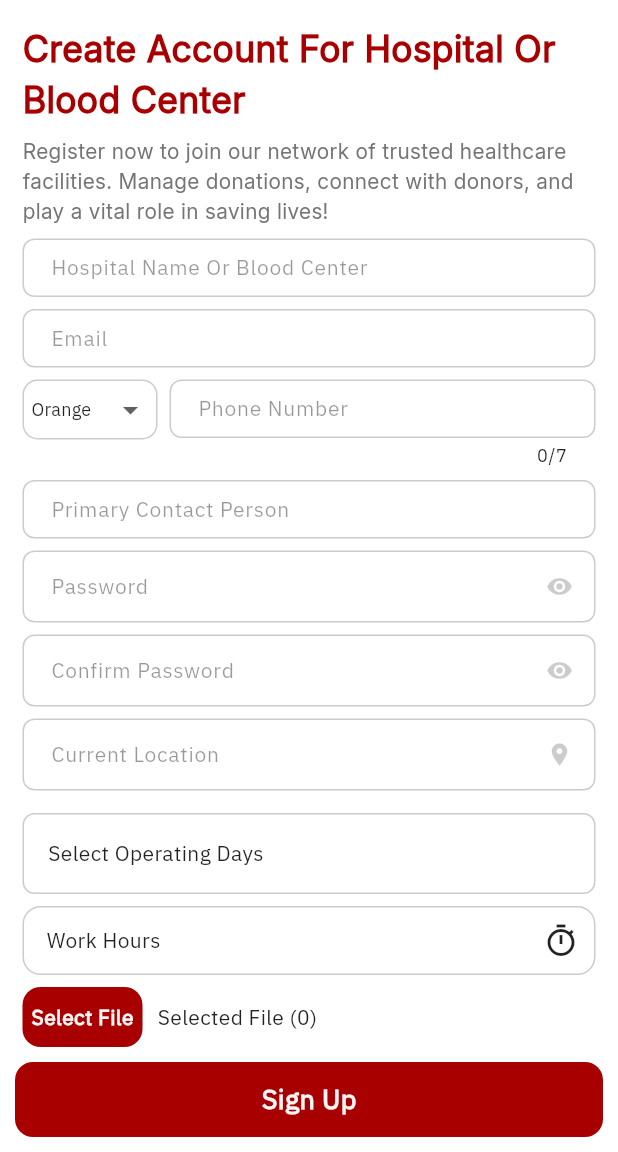
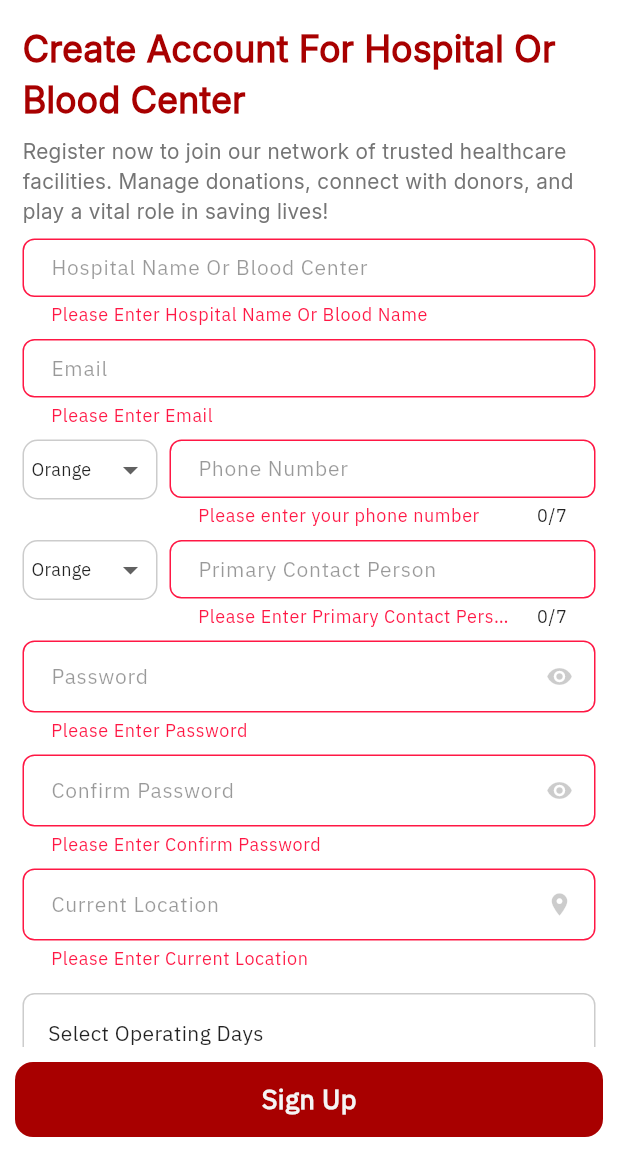
Before and after one commit to Emad-Pro/Blood-Donation, a Flutter app: the HospitalSignupScreen screen opened directly, after a tap on "Sign Up", on a phone screen of 412 x 824 dp, the part 84-1236 px from its top. Run offline on Flutter 3.47's test engine with Material 3 defaults, Android fonts, the phone set to English and light mode, and no system bars; our stand-ins replace bloc, file_picker, flutter_bloc, flutter_onboarding_slider, geocoding, geolocator and 4 more; accounts and stored records are empty.

Commit message:
Add Hospital SignUp Logic Success

```diff
--- a/assets/lang/ar.json
+++ b/assets/lang/ar.json
@@ -183,5 +183,9 @@
     "User Login Successfully": "تم تسجيل الدخول بنجاح",
     "Please Wait ...": "يرجى الانتظار ...",
     "User Created Successfully": "تم التسجيل كمتبرع بنجاح",
-    "An unexpected error occurred": "حدث خطأ غير متوقع"
+    "An unexpected error occurred": "حدث خطأ غير متوقع",
+    "(Hospital Or Blood Center) Created Account Successfully": "(المستشفى أو مركز الدم) تم إنشاء الحساب بنجاح",
+    "Please Select Work Days": "الرجاء اختيار ايام العمل",
+    "Please Select Work Hours": "الرجاء اختيار ساعات العمل",
+    "Please upload docs": "قم برفع المستندات"
 }
--- a/assets/lang/en.json
+++ b/assets/lang/en.json
@@ -183,5 +183,9 @@
     "User Login Successfully": "User Login Successfully",
     "Please Wait ...": "Please Wait ...",
     "User Created Successfully": "Successfully registered as a donor.",
-    "An unexpected error occurred": "An unexpected error occurred"
+    "An unexpected error occurred": "An unexpected error occurred",
+    "(Hospital Or Blood Center) Created Account Successfully": "(Hospital Or Blood Center) Created Account Successfully",
+    "Please Select Work Days": "Please Select Work Days",
+    "Please Select Work Hours": "Please Select Work Hours",
+    "Please upload docs": "Please upload docs"
 }
--- /dev/null
+++ b/lib/hospital_layout/hospital_auth/hospital_signup/model/hospital_signup_model.dart
@@ -0,0 +1,49 @@
+import 'package:flutter/material.dart';
+
+class HospitalSignupModel {
+  final String? uId;
+
+  final String? email;
+  final String? name;
+  final String? password;
+  final String? phone;
+  final double? latitude;
+  final double? longitude;
+  final String? primaryContactPerson;
+  final String? currentLocation;
+  final List<String>? dayes;
+  final String? openingTime;
+  final String? closingTime;
+  final String? docsFile;
+  HospitalSignupModel(
+      {this.uId,
+      this.email,
+      this.name,
+      this.password,
+      this.phone,
+      this.latitude,
+      this.longitude,
+      this.primaryContactPerson,
+      this.currentLocation,
+      this.dayes,
+      this.openingTime,
+      this.closingTime,
+      this.docsFile});
+
+  Map<String, dynamic> toMap() {
+    return <String, dynamic>{
+      'uId': uId,
+      'email': email,
+      'name': name,
+      'phone': phone,
+      'latitude': latitude,
+      'longitude': longitude,
+      'primaryContactPerson': primaryContactPerson,
+      'currentLocation': currentLocation,
+      'dayes': dayes.toString(),
+      'openingTime': openingTime,
+      'closingTime': closingTime,
+      'docsFile': docsFile,
+    };
+  }
+}
--- a/lib/hospital_layout/hospital_auth/hospital_signup/view/hospital_signup_phone_primary_contact_widget.dart
+++ b/lib/hospital_layout/hospital_auth/hospital_signup/view/hospital_signup_phone_primary_contact_widget.dart
@@ -49,7 +49,7 @@ class HospitalSignupPhonePrimaryContactWidgets extends StatelessWidget {
                 onChanged: (String? newValue) {
                   if (newValue == 'Orange') {
                     print("077");
-                  } else if (newValue == 'Omniah') {
+                  } else if (newValue == 'Umniah') {
                     print("078");
                   } else if (newValue == 'Zain') {
                     print("079");
@@ -67,7 +67,7 @@ class HospitalSignupPhonePrimaryContactWidgets extends StatelessWidget {
                 lableText: "Phone Number".tr(context),
                 keyboardType: TextInputType.phone,
                 maxLength: 7,
-                textEditingController: hospitalSignupCubit.phoneCodeController,
+                textEditingController: hospitalSignupCubit.phoneController,
                 validator: (value) {
                   if (value!.isEmpty) {
                     return 'please enter your phone number'.tr(context);
@@ -79,17 +79,70 @@ class HospitalSignupPhonePrimaryContactWidgets extends StatelessWidget {
           ],
         ),
         SizedBox(height: 8),
-        GlobalTextFormFiled(
-          lableText: "Primary Contact Person".tr(context),
-          keyboardType: TextInputType.name,
-          textEditingController: hospitalSignupCubit.namePersonController,
-          validator: (value) {
-            if (value == null || value.isEmpty) {
-              return "Please Enter Primary Contact Person".tr(context);
-            } else {
-              return null;
-            }
-          },
+        Row(
+          crossAxisAlignment: CrossAxisAlignment.start,
+          mainAxisAlignment: MainAxisAlignment.start,
+          children: [
+            Container(
+              width: 90,
+              height: 40,
+              padding: EdgeInsets.symmetric(horizontal: 5),
+              decoration: BoxDecoration(
+                  border: Border.all(
+                      color: Theme.of(context)
+                          .colorScheme
+                          .onSurface
+                          .withOpacity(0.2)),
+                  borderRadius: BorderRadius.circular(10)),
+              child: DropdownButton<String>(
+                underline: SizedBox(),
+                isExpanded: true,
+                value: hospitalSignupCubit
+                        .state.selectedPhoneServicePrimaryContactPerson ??
+                    hospitalSignupCubit.nameServicePhone.first,
+                items: hospitalSignupCubit.nameServicePhone
+                    .map((String sericePhone) {
+                  return DropdownMenuItem<String>(
+                    value: sericePhone,
+                    child: Text(
+                      sericePhone.tr(context),
+                      style: TextStyle(fontSize: 12),
+                    ),
+                  );
+                }).toList(),
+                onChanged: (String? newValue) {
+                  if (newValue == 'Orange') {
+                    print("077");
+                  } else if (newValue == 'Umniah') {
+                    print("078");
+                  } else if (newValue == 'Zain') {
+                    print("079");
+                  }
+
+                  hospitalSignupCubit
+                      .toggleServicePhonePrimaryContactNumber(newValue!);
+                },
+              ),
+            ),
+            SizedBox(
+              width: 8,
+            ),
+            Expanded(
+              child: GlobalTextFormFiled(
+                lableText: "Primary Contact Person".tr(context),
+                keyboardType: TextInputType.phone,
+                maxLength: 7,
+                textEditingController:
+                    hospitalSignupCubit.primaryContactPersonController,
+                validator: (value) {
+                  if (value!.isEmpty) {
+                    return 'Please Enter Primary Contact Person'.tr(context);
+                  }
+                  return null;
+                },
+              ),
+            ),
+          ],
         ),
         SizedBox(height: 8),
       ],
--- a/lib/hospital_layout/hospital_auth/hospital_signup/view/hospital_signup_screen.dart
+++ b/lib/hospital_layout/hospital_auth/hospital_signup/view/hospital_signup_screen.dart
@@ -1,4 +1,5 @@
 import 'package:blood_donation/core/di/service_lacator.dart';
+import 'package:blood_donation/core/enum/request_state.dart';
 import 'package:blood_donation/core/locale/app_localiztions.dart';
 import 'package:blood_donation/core/location_service/location_service.dart';
 import 'package:blood_donation/core/widget/global_appbar.dart';
@@ -7,10 +8,13 @@ import 'package:blood_donation/hospital_layout/hospital_auth/hospital_signup/vie
 import 'package:flutter/material.dart';
 import 'package:flutter_bloc/flutter_bloc.dart';
 
+import '../../../../core/widget/global_snackbar.dart';
 import 'hospital_signup_password_widget.dart';
 import 'hospital_signup_phone_primary_contact_widget.dart';
 import 'hospital_signup_time_opened_closed_widget.dart';
+import 'listener/hospital_signup_listener.dart';
 import 'widget/hospital_signup_location_dayes_widget.dart';
+import 'widget/hospital_signup_select_file_widget.dart';
 import 'widget/hospital_signup_title_sbtitle_name_email_widgets.dart';
 
 class HospitalSignupScreen extends StatelessWidget {
@@ -18,13 +22,18 @@ class HospitalSignupScreen extends StatelessWidget {
   Widget build(BuildContext context) {
     return BlocProvider(
       create: (_) => HospitalSignupCubit(getIt<LocationService>()),
-      child: BlocBuilder<HospitalSignupCubit, HospitalSignupState>(
+      child: BlocConsumer<HospitalSignupCubit, HospitalSignupState>(
+        listener: (context, state) {
+          listenerHospitalSignin(state, context);
+        },
         builder: (context, state) {
           final hospitalSignupCubit = context.read<HospitalSignupCubit>();
           return Scaffold(
             appBar: globaleAppBar(context),
             body: SingleChildScrollView(
               padding: const EdgeInsets.all(15.0),
+              child: Form(
+                key: hospitalSignupCubit.formKey,
                 child: Column(
                   crossAxisAlignment: CrossAxisAlignment.start,
                   children: [
@@ -38,70 +47,36 @@ class HospitalSignupScreen extends StatelessWidget {
                         hospitalSignupCubit: hospitalSignupCubit),
                     HospitalSignupTimeOpenedClosedWidgets(
                         hospitalSignupCubit: hospitalSignupCubit),
-                  Column(
-                    crossAxisAlignment: CrossAxisAlignment.start,
-                    children: [
-                      SizedBox(
-                        height: 8,
-                      ),
-                      Row(
-                        children: [
-                          SizedBox(
-                              width: 80,
-                              height: 40,
-                              child: GlobalButton(
-                                  text: "Select File".tr(context),
-                                  onTap: () {
-                                    hospitalSignupCubit.pickMultipleFiles();
-                                  },
-                                  fontSize: 14)),
-                          Expanded(
-                            child: Row(
-                              children: [
-                                SizedBox(width: 10),
-                                if (state.selectedDocsFiles.isNotEmpty)
-                                  Expanded(
-                                    child: Text(
-                                      state.selectedDocsFiles[0].path
-                                          .split('/')
-                                          .last,
-                                      style: TextStyle(fontSize: 14),
-                                      overflow: TextOverflow.ellipsis,
-                                    ),
-                                  ),
-                                if (state.selectedDocsFiles.isEmpty)
-                                  Text("${"Selected File".tr(context)} (0)"),
-                                if (state.selectedDocsFiles.isNotEmpty)
-                                  IconButton(
-                                      onPressed: () {
-                                        hospitalSignupCubit.deletePickFile();
-                                      },
-                                      icon: Icon(Icons.delete))
+                    HospitalSignupSelectFileWidget(
+                        hospitalSignupCubit: hospitalSignupCubit, state: state),
                   ],
                 ),
-                          ),
-                          SizedBox(width: 15),
-                        ],
-                      ),
-                      SizedBox(
-                        height: 8,
-                      ),
-                      Text(
-                        "Please provide proof of your hospital's/center's blood donation authorisation"
-                            .tr(context),
-                        style: TextStyle(
-                            color: Theme.of(context).colorScheme.primary),
-                      )
-                    ],
-                  ),
-                ],
               ),
             ),
             bottomNavigationBar: Padding(
               padding: const EdgeInsets.all(10.0),
               child: GlobalButton(
                 text: "Sign Up".tr(context),
-                onTap: () {},
+                onTap: () async {
+                  if (hospitalSignupCubit.formKey.currentState!.validate()) {
+                    if (state.selectedDays.isEmpty) {
+                      globalSnackbar(
+                          context, "Please Select Work Days".tr(context),
+                          backgroundColor: Colors.red);
+                    } else if (state.openingTime == null ||
+                        state.closingTime == null) {
+                      globalSnackbar(
+                          context, "Please Select Work Hours".tr(context),
+                          backgroundColor: Colors.red);
+                    } else if (state.selectedDocsFiles.isEmpty) {
+                      globalSnackbar(context, "Please upload docs".tr(context),
+                          backgroundColor: Colors.red);
+                    } else {
+                      await hospitalSignupCubit
+                          .signupHospitalWithEmailAndPassword();
+                    }
+                  }
+                },
               ),
             ),
           );
--- /dev/null
+++ b/lib/hospital_layout/hospital_auth/hospital_signup/view/widget/hospital_signup_select_file_widget.dart
@@ -0,0 +1,69 @@
+import 'package:blood_donation/core/locale/app_localiztions.dart';
+import 'package:flutter/material.dart';
+
+import '../../../../../core/widget/global_button.dart';
+import '../../view_model/cubit/hospital_signup_cubit.dart';
+
+class HospitalSignupSelectFileWidget extends StatelessWidget {
+  const HospitalSignupSelectFileWidget(
+      {super.key, required this.hospitalSignupCubit, required this.state});
+
+  final HospitalSignupCubit hospitalSignupCubit;
+  final HospitalSignupState state;
+  @override
+  Widget build(BuildContext context) {
+    return Column(
+      crossAxisAlignment: CrossAxisAlignment.start,
+      children: [
+        SizedBox(
+          height: 8,
+        ),
+        Row(
+          children: [
+            SizedBox(
+                width: 80,
+                height: 40,
+                child: GlobalButton(
+                    text: "Select File".tr(context),
+                    onTap: () {
+                      hospitalSignupCubit.pickMultipleFiles();
+                    },
+                    fontSize: 14)),
+            Expanded(
+              child: Row(
+                children: [
+                  SizedBox(width: 10),
+                  if (state.selectedDocsFiles.isNotEmpty)
+                    Expanded(
+                      child: Text(
+                        state.selectedDocsFiles[0].path.split('/').last,
+                        style: TextStyle(fontSize: 14),
+                        overflow: TextOverflow.ellipsis,
+                      ),
+                    ),
+                  if (state.selectedDocsFiles.isEmpty)
+                    Text("${"Selected File".tr(context)} (0)"),
+                  if (state.selectedDocsFiles.isNotEmpty)
+                    IconButton(
+                        onPressed: () {
+                          hospitalSignupCubit.deletePickFile();
+                        },
+                        icon: Icon(Icons.delete))
+                ],
+              ),
+            ),
+            SizedBox(width: 15),
+          ],
+        ),
+        SizedBox(
+          height: 8,
+        ),
+        Text(
+          "Please provide proof of your hospital's/center's blood donation authorisation"
+              .tr(context),
+          style: TextStyle(color: Theme.of(context).colorScheme.primary),
+        )
+      ],
+    );
+  }
+}
--- a/lib/hospital_layout/hospital_auth/hospital_signup/view_model/cubit/hospital_signup_state.dart
+++ b/lib/hospital_layout/hospital_auth/hospital_signup/view_model/cubit/hospital_signup_state.dart
@@ -7,6 +7,10 @@ class HospitalSignupState {
   final List<File> selectedDocsFiles;
   final bool isObSecure;
   final String? selectedPhoneService;
+  final String? selectedPhoneServicePrimaryContactPerson;
+  final RequestState signUpHospitalState;
+  final String errorMessage;
+
   final List<String> daysOfWeek = [
     'Sun',
     'Mon',
@@ -19,21 +23,23 @@ class HospitalSignupState {
   ];
   final RequestState permissionRequestState;
   final String? permissionMessage;
-  HospitalSignupState({
-    this.permissionRequestState = RequestState.init,
+  HospitalSignupState(
+      {this.permissionRequestState = RequestState.init,
       this.permissionMessage,
       this.selectedDocsFiles = const [],
       this.selectedDays = const [],
       this.openingTime,
       this.closingTime,
       this.isObSecure = true,
+      this.errorMessage = '',
+      this.signUpHospitalState = RequestState.init,
       this.selectedPhoneService,
-  });
+      this.selectedPhoneServicePrimaryContactPerson});
 
   bool get allSelected => selectedDays.length == daysOfWeek.length - 1;
 
-  HospitalSignupState copyWith({
-    List<String>? selectedDays,
+  HospitalSignupState copyWith(
+      {List<String>? selectedDays,
       TimeOfDay? openingTime,
       TimeOfDay? closingTime,
       RequestState? permissionRequestState,
@@ -41,7 +47,9 @@ class HospitalSignupState {
       List<File>? selectedDocsFiles,
       bool? isObSecure,
       String? selectedPhoneService,
-  }) {
+      RequestState? signUpHospitalState,
+      String? errorMessage,
+      String? selectedPhoneServicePrimaryContactPerson}) {
     return HospitalSignupState(
         selectedDays: selectedDays ?? this.selectedDays,
         openingTime: openingTime ?? this.openingTime,
@@ -52,6 +60,10 @@ class HospitalSignupState {
         selectedDocsFiles: selectedDocsFiles ?? this.selectedDocsFiles,
         isObSecure: isObSecure ?? this.isObSecure,
         selectedPhoneService: selectedPhoneService ?? this.selectedPhoneService,
-    );
+        signUpHospitalState: signUpHospitalState ?? this.signUpHospitalState,
+        errorMessage: errorMessage ?? this.errorMessage,
+        selectedPhoneServicePrimaryContactPerson:
+            selectedPhoneServicePrimaryContactPerson ??
+                this.selectedPhoneServicePrimaryContactPerson);
   }
 }
```
Also changed, not shown: lib/hospital_layout/hospital_auth/hospital_signup/view/listener/hospital_signup_listener.dart (added, +51 -0 lines), lib/hospital_layout/hospital_auth/hospital_signup/view_model/cubit/hospital_signup_cubit.dart (+121 -1 lines), lib/user_layout/user_auth/user_login/view_model/cubit/user_cubit.dart (+6 -3 lines). Lines whose indentation alone changed are shown as unchanged.
